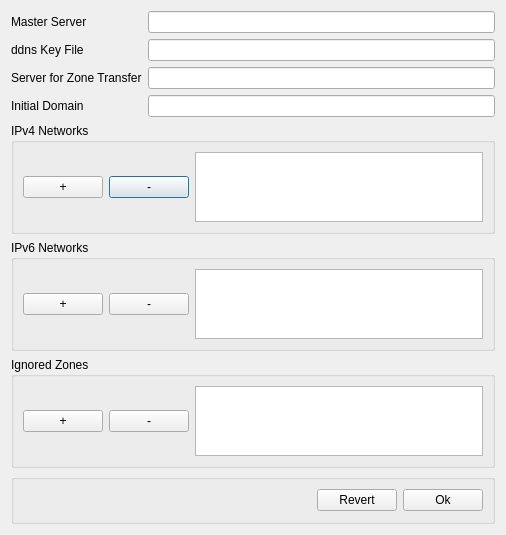
Before: the Qt Designer form zad/Designer/settings.ui in z1e2v3s/zad, drawn with Qt 5.
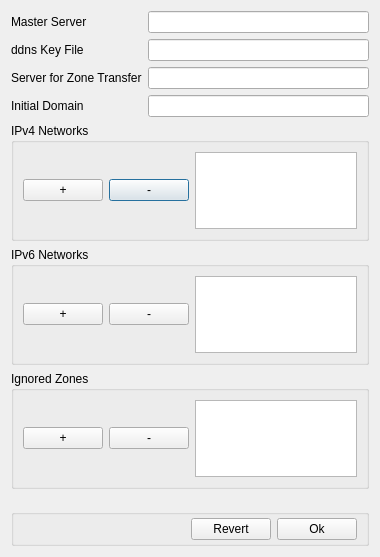
After: the same form once the commit is applied.

Commit message: make form-fields in mainwindow and settings grow when resizing

The edit to the form file:
```diff
--- a/zad/Designer/settings.ui
+++ b/zad/Designer/settings.ui
@@ -6,16 +6,37 @@
    <rect>
     <x>0</x>
     <y>0</y>
-    <width>506</width>
-    <height>497</height>
+    <width>380</width>
+    <height>557</height>
    </rect>
   </property>
+  <property name="sizePolicy">
+   <sizepolicy hsizetype="Preferred" vsizetype="Preferred">
+    <horstretch>0</horstretch>
+    <verstretch>3</verstretch>
+   </sizepolicy>
+  </property>
+  <property name="minimumSize">
+   <size>
+    <width>350</width>
+    <height>0</height>
+   </size>
+  </property>
+  <property name="maximumSize">
+   <size>
+    <width>16777215</width>
+    <height>16777215</height>
+   </size>
+  </property>
   <property name="windowTitle">
    <string>Dialog</string>
   </property>
   <layout class="QVBoxLayout" name="verticalLayout">
    <item>
     <layout class="QFormLayout" name="formLayout">
+     <property name="fieldGrowthPolicy">
+      <enum>QFormLayout::ExpandingFieldsGrow</enum>
+     </property>
      <item row="0" column="0">
       <widget class="QLabel" name="masterServerLabel">
        <property name="text">
@@ -141,11 +162,14 @@
      <property name="minimumSize">
       <size>
        <width>0</width>
-       <height>50</height>
+       <height>0</height>
       </size>
      </property>
      <property name="title">
-      <string/>
+      <string> </string>
+     </property>
+     <property name="flat">
+      <bool>true</bool>
      </property>
      <layout class="QHBoxLayout" name="horizontalLayout">
       <property name="topMargin">
```
Left out of the diff: 11 changed lines with no effect on the pictures. The commit also changes 1 other file.
